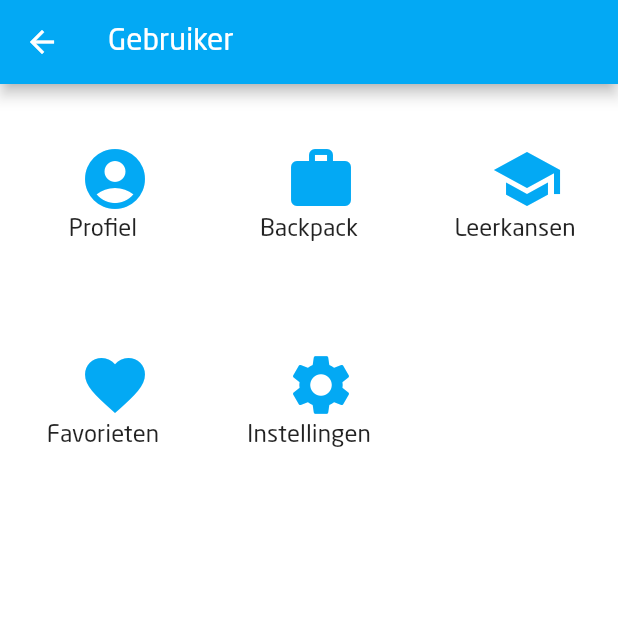
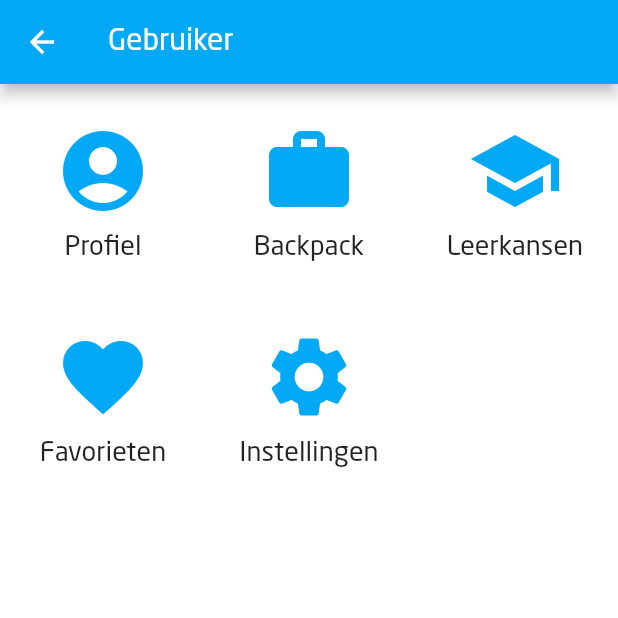
Before and after one commit to oSoc18/gentlestudent, a Flutter app: the UserPage screen opened by its route, on a phone screen of 412 x 824 dp, the top half of it. Run offline on Flutter 3.47's test engine with Material 2 defaults, Android fonts, the phone set to English and light mode, and no system bars; our stand-ins replace cloud_firestore, date_format, firebase_auth; missing offline and left inert: beacons, flutter_html_view, intro_views_flutter, local_notifications, map_view; accounts and stored records are empty; statements that could not run were skipped.

Commit message:
Centered icon and text in grid of user page

```diff
--- a/gentle_student/lib/pages/user/user_page.dart
+++ b/gentle_student/lib/pages/user/user_page.dart
@@ -12,31 +12,33 @@
 }
 
 class _UserPageState extends State<UserPage> {
-
-  Column buildButtonColumn(IconData icon, String label, String tag) {
+  Center _buildButtons(IconData icon, String label, String tag) {
     Color color = Theme.of(context).primaryColor;
 
-      return Column(
-        mainAxisSize: MainAxisSize.min,
-        mainAxisAlignment: MainAxisAlignment.center,
-        children: [
+    return Center(
+      child: ListView(
+        shrinkWrap: true,
+        children: <Widget>[
           IconButton(
-            icon: Icon(icon, color: color, size: 48.0),
+            icon: Icon(icon, color: color, size: 64.0),
             onPressed: () {
               Navigator.of(context).pushNamed(tag);
             },
           ),
-          Container(
-            margin: const EdgeInsets.only(top: 8.0),
+          Center(
+            child: Padding(
+              padding: EdgeInsets.only(top: 32.0),
               child: Text(
                 label,
                 style: TextStyle(
-                fontSize: 16.0,
+                  fontSize: 18.0,
                   fontWeight: FontWeight.w400,
                 ),
               ),
             ),
+          ),
         ],
+      ),
     );
   }
 
@@ -51,11 +53,12 @@
       body: GridView.count(
         crossAxisCount: 3,
         children: [
-            buildButtonColumn(Icons.account_circle, "Profiel", ProfilePage.tag),
-            buildButtonColumn(Icons.work, "Backpack", BackPackPage.tag),
-            buildButtonColumn(Icons.school, "Leerkansen", MyLearningOpportunitiesPage.tag),
-            buildButtonColumn(Icons.favorite, "Favorieten", FavoritesPage.tag),
-            buildButtonColumn(Icons.settings, "Instellingen", SettingsPage.tag),
+          _buildButtons(Icons.account_circle, "Profiel", ProfilePage.tag),
+          _buildButtons(Icons.work, "Backpack", BackPackPage.tag),
+          _buildButtons(
+              Icons.school, "Leerkansen", MyLearningOpportunitiesPage.tag),
+          _buildButtons(Icons.favorite, "Favorieten", FavoritesPage.tag),
+          _buildButtons(Icons.settings, "Instellingen", SettingsPage.tag),
         ],
       ),
     );
```
Lines whose indentation alone changed are shown as unchanged.
